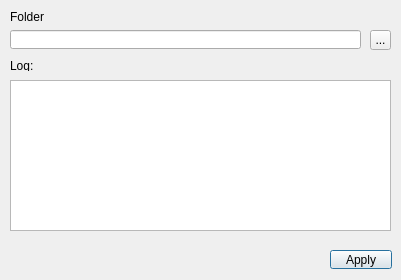
Before: the Qt Designer form finddata_dialog_base.ui in gloryvictory/qgis-plugin-finddata, drawn with Qt 5.
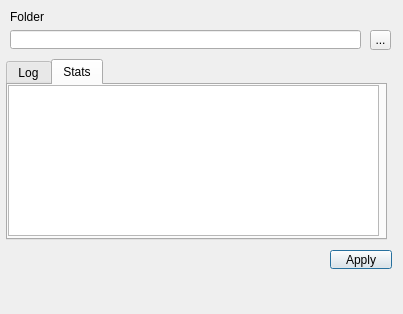
After: the same form once the commit is applied.

Patch:
```diff
--- a/finddata_dialog_base.ui
+++ b/finddata_dialog_base.ui
@@ -6,8 +6,8 @@
    <rect>
     <x>0</x>
     <y>0</y>
-    <width>401</width>
-    <height>280</height>
+    <width>403</width>
+    <height>314</height>
    </rect>
   </property>
   <property name="windowTitle">
@@ -70,35 +70,6 @@
     <string>&lt;html&gt;&lt;head/&gt;&lt;body&gt;&lt;p&gt;Folder&lt;/p&gt;&lt;/body&gt;&lt;/html&gt;</string>
    </property>
   </widget>
-  <widget class="QListView" name="lvLog">
-   <property name="geometry">
-    <rect>
-     <x>10</x>
-     <y>80</y>
-     <width>381</width>
-     <height>151</height>
-    </rect>
-   </property>
-   <property name="sizePolicy">
-    <sizepolicy hsizetype="Fixed" vsizetype="Fixed">
-     <horstretch>0</horstretch>
-     <verstretch>0</verstretch>
-    </sizepolicy>
-   </property>
-  </widget>
-  <widget class="QLabel" name="label_2">
-   <property name="geometry">
-    <rect>
-     <x>10</x>
-     <y>60</y>
-     <width>190</width>
-     <height>11</height>
-    </rect>
-   </property>
-   <property name="text">
-    <string>Log:</string>
-   </property>
-  </widget>
   <widget class="QPushButton" name="btnApply">
    <property name="geometry">
     <rect>
@@ -112,6 +83,55 @@
     <string>Apply</string>
    </property>
   </widget>
+  <widget class="QTabWidget" name="tabWidget">
+   <property name="geometry">
+    <rect>
+     <x>6</x>
+     <y>59</y>
+     <width>381</width>
+     <height>181</height>
+    </rect>
+   </property>
+   <property name="currentIndex">
+    <number>1</number>
+   </property>
+   <widget class="QWidget" name="tab">
+    <attribute name="title">
+     <string>Log</string>
+    </attribute>
+    <widget class="QListView" name="lvLog">
+     <property name="geometry">
+      <rect>
+       <x>0</x>
+       <y>0</y>
+       <width>371</width>
+       <height>151</height>
+      </rect>
+     </property>
+     <property name="sizePolicy">
+      <sizepolicy hsizetype="Fixed" vsizetype="Fixed">
+       <horstretch>0</horstretch>
+       <verstretch>0</verstretch>
+      </sizepolicy>
+     </property>
+    </widget>
+   </widget>
+   <widget class="QWidget" name="tab_2">
+    <attribute name="title">
+     <string>Stats</string>
+    </attribute>
+    <widget class="QTableView" name="tableView">
+     <property name="geometry">
+      <rect>
+       <x>0</x>
+       <y>0</y>
+       <width>371</width>
+       <height>151</height>
+      </rect>
+     </property>
+    </widget>
+   </widget>
+  </widget>
  </widget>
  <resources/>
  <connections/>
```
